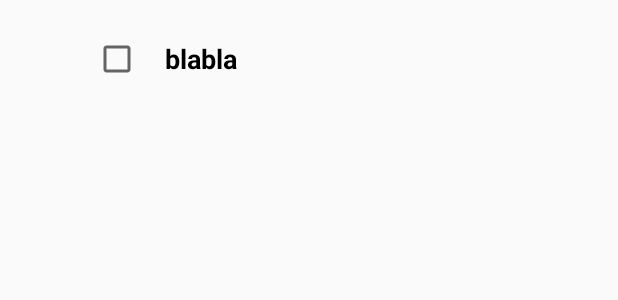
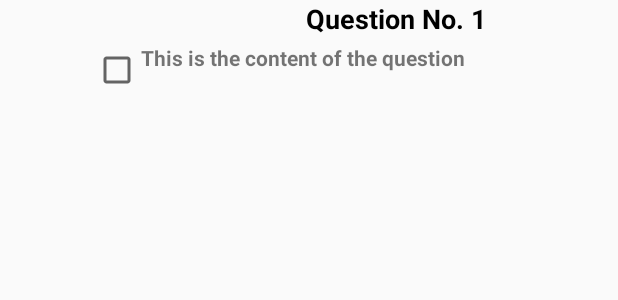
Before and after one commit to jianupetrut/quizapptw, an Android app: the layout question_listview_item.xml on its own in the app's theme, with its tools: preview values and no code run, on a phone screen of 412 x 824 dp. Shown: the top 300 px of the screen. Run offline under Robolectric (Android 15) with nearby library versions, the phone set to English and light mode, and no system bars.

Commit message:
worked a bit on question_list_view_item.xml + QuestionsListAdapter

```diff
--- a/QuizApplication/app/src/main/res/layout/activity_to_do3.xml
+++ b/QuizApplication/app/src/main/res/layout/activity_to_do3.xml
@@ -10,8 +10,8 @@
         android:id="@+id/calendarView"
         android:layout_width="wrap_content"
         android:layout_height="wrap_content"
-        android:layout_marginTop="248dp"
-        android:layout_marginEnd="32dp"
+        android:layout_marginTop="212dp"
+        android:layout_marginEnd="16dp"
         app:layout_constraintEnd_toEndOf="parent"
         app:layout_constraintTop_toTopOf="parent" />
 
--- a/QuizApplication/app/src/main/res/layout/question_listview_item.xml
+++ b/QuizApplication/app/src/main/res/layout/question_listview_item.xml
@@ -1,31 +1,38 @@
 <?xml version="1.0" encoding="utf-8"?>
-<RelativeLayout
-    xmlns:android="http://schemas.android.com/apk/res/android"
-    xmlns:tools="http://schemas.android.com/tools"
-    android:layout_width="match_parent"
-    android:layout_height="match_parent">
+<GridLayout xmlns:android="http://schemas.android.com/apk/res/android"
+    android:layout_width="match_parent" android:layout_height="match_parent">
 
     <CheckBox
         android:id="@+id/liCheckBox"
         android:layout_width="wrap_content"
-        android:layout_height="wrap_content"
-        android:layout_alignParentStart="true"
-        android:layout_alignParentTop="true"
+        android:layout_height="47dp"
+        android:layout_row="0"
+        android:layout_rowSpan="2"
+        android:layout_column="0"
         android:layout_marginStart="62dp"
         android:layout_marginTop="23dp" />
 
     <TextView
         android:id="@+id/liQuestionNo"
-        android:layout_width="wrap_content"
+        android:layout_width="141dp"
         android:layout_height="wrap_content"
-        android:layout_alignBottom="@+id/liCheckBox"
-        android:layout_alignParentStart="true"
-        android:layout_alignParentEnd="true"
+        android:layout_row="0"
+        android:layout_column="1"
         android:layout_marginStart="110dp"
         android:layout_marginEnd="226dp"
         android:layout_marginBottom="4dp"
-        android:text="blabla"
+        android:text="Question No. 1"
         android:textColor="@android:color/background_dark"
         android:textSize="18sp"
         android:textStyle="bold" />
-</RelativeLayout>
+
+    <TextView
+        android:id="@+id/liQuestionContent"
+        android:layout_width="287dp"
+        android:layout_height="36dp"
+        android:layout_row="1"
+        android:layout_column="1"
+        android:text="This is the content of the question"
+        android:textSize="14sp"
+        android:textStyle="bold" />
+</GridLayout>
--- a/QuizApplication/app/src/main/res/values/strings.xml
+++ b/QuizApplication/app/src/main/res/values/strings.xml
@@ -57,4 +57,5 @@
     <string name="student_name">Student Name</string>
     <string name="avatar_string">Avatar</string>
     <string name="assignment_history_string">Assignment History</string>
+    <string name="questionNo">Question No. </string>
 </resources>
```
Also changed, not shown: QuizApplication/app/src/main/java/ro/ase/codinquiz/quizapplication/Main/Entities/Answer.java (+32 -0 lines), QuizApplication/app/src/main/java/ro/ase/codinquiz/quizapplication/Main/Entities/Category.java (+16 -0 lines), QuizApplication/app/src/main/java/ro/ase/codinquiz/quizapplication/Main/Entities/FinishedTest.java (+32 -0 lines), QuizApplication/app/src/main/java/ro/ase/codinquiz/quizapplication/Main/Entities/Question.java (+12 -2 lines), QuizApplication/app/src/main/java/ro/ase/codinquiz/quizapplication/Main/Teacher/Adapters/QuestionsListAdapter.java (+25 -2 lines), QuizApplication/app/src/main/res/layout/activity_to_do4.xml (+11 -4 lines).
